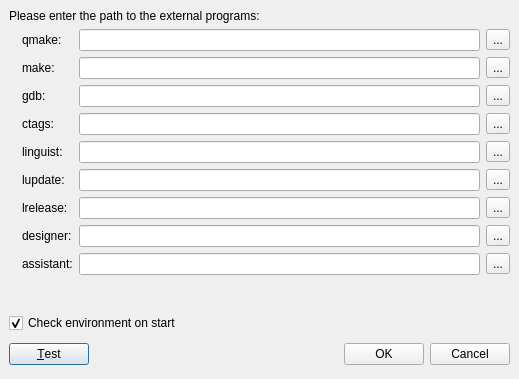
First picture: the form in ui/toolsControl.ui, repository google-code-export/qdevelop, before the edit.
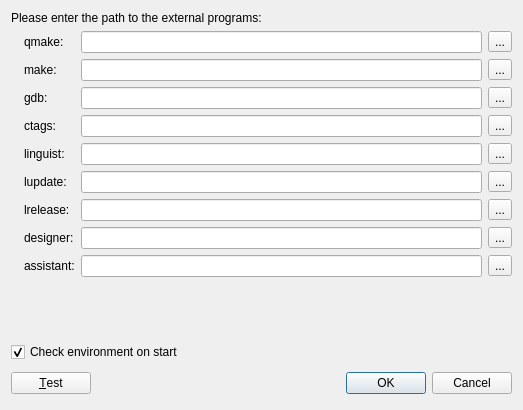
Second picture: the form after the edit. Icons and pictures are not drawn.

Commit message: Fix for issue 89: "tab order toolsControl.ui". The order proposed in that patch is much more inteligent then ours, so why not taking it. I also ported the dialog to use QDialogButtonBox.

```diff
--- a/ui/toolsControl.ui
+++ b/ui/toolsControl.ui
@@ -6,102 +6,38 @@
     <x>0</x>
     <y>0</y>
     <width>519</width>
-    <height>379</height>
+    <height>410</height>
    </rect>
   </property>
   <property name="windowTitle" >
    <string>External Tools</string>
   </property>
-  <layout class="QGridLayout" >
-   <property name="margin" >
-    <number>9</number>
-   </property>
-   <property name="spacing" >
-    <number>6</number>
-   </property>
-   <item row="2" column="0" >
-    <spacer>
-     <property name="orientation" >
-      <enum>Qt::Vertical</enum>
-     </property>
-     <property name="sizeHint" >
-      <size>
-       <width>501</width>
-       <height>20</height>
-      </size>
-     </property>
-    </spacer>
-   </item>
-   <item row="3" column="0" >
-    <widget class="QCheckBox" name="checkEnvironmentOnStartup" >
-     <property name="autoFillBackground" >
-      <bool>false</bool>
-     </property>
-     <property name="text" >
-      <string>Check environment on start</string>
-     </property>
-     <property name="checked" >
-      <bool>true</bool>
-     </property>
-    </widget>
-   </item>
-   <item row="4" column="0" >
-    <layout class="QHBoxLayout" >
-     <property name="margin" >
-      <number>0</number>
-     </property>
-     <property name="spacing" >
-      <number>6</number>
-     </property>
-     <item>
-      <widget class="QPushButton" name="test" >
-       <property name="text" >
-        <string>&amp;Test</string>
-       </property>
-      </widget>
-     </item>
-     <item>
-      <spacer>
-       <property name="orientation" >
-        <enum>Qt::Horizontal</enum>
-       </property>
-       <property name="sizeHint" >
-        <size>
-         <width>131</width>
-         <height>31</height>
-        </size>
-       </property>
-      </spacer>
-     </item>
-     <item>
-      <widget class="QPushButton" name="okButton" >
-       <property name="text" >
-        <string>OK</string>
-       </property>
-      </widget>
-     </item>
-     <item>
-      <widget class="QPushButton" name="cancelButton" >
-       <property name="text" >
-        <string>Cancel</string>
-       </property>
-      </widget>
-     </item>
-    </layout>
-   </item>
-   <item row="0" column="0" >
+  <layout class="QVBoxLayout" >
+   <item>
     <widget class="QLabel" name="label" >
      <property name="text" >
       <string>Please enter the path to the external programs:</string>
      </property>
     </widget>
    </item>
-   <item row="1" column="0" >
+   <item>
     <layout class="QGridLayout" >
      <property name="margin" >
       <number>0</number>
      </property>
-     <property name="spacing" >
+     <property name="topMargin" >
+      <number>0</number>
+     </property>
+     <property name="rightMargin" >
+      <number>0</number>
+     </property>
+     <property name="bottomMargin" >
+      <number>0</number>
+     </property>
+     <property name="horizontalSpacing" >
+      <number>6</number>
+     </property>
+     <property name="verticalSpacing" >
       <number>6</number>
      </property>
      <item row="6" column="0" >
@@ -412,6 +348,78 @@
      </item>
     </layout>
    </item>
+   <item>
+    <spacer>
+     <property name="orientation" >
+      <enum>Qt::Vertical</enum>
+     </property>
+     <property name="sizeHint" >
+      <size>
+       <width>501</width>
+       <height>16</height>
+      </size>
+     </property>
+    </spacer>
+   </item>
+   <item>
+    <widget class="QCheckBox" name="checkEnvironmentOnStartup" >
+     <property name="autoFillBackground" >
+      <bool>false</bool>
+     </property>
+     <property name="text" >
+      <string>Check environment on start</string>
+     </property>
+     <property name="checked" >
+      <bool>true</bool>
+     </property>
+    </widget>
+   </item>
+   <item>
+    <layout class="QHBoxLayout" >
+     <property name="spacing" >
+      <number>6</number>
+     </property>
+     <property name="leftMargin" >
+      <number>0</number>
+     </property>
+     <property name="topMargin" >
+      <number>0</number>
+     </property>
+     <property name="rightMargin" >
+      <number>0</number>
+     </property>
+     <property name="bottomMargin" >
+      <number>0</number>
+     </property>
+     <item>
+      <widget class="QPushButton" name="test" >
+       <property name="text" >
+        <string>&amp;Test</string>
+       </property>
+      </widget>
+     </item>
+     <item>
+      <spacer>
+       <property name="orientation" >
+        <enum>Qt::Horizontal</enum>
+       </property>
+       <property name="sizeHint" >
+        <size>
+         <width>131</width>
+         <height>31</height>
+        </size>
+       </property>
+      </spacer>
+     </item>
+     <item>
+      <widget class="QDialogButtonBox" name="buttonBox" >
+       <property name="standardButtons" >
+        <set>QDialogButtonBox::Cancel|QDialogButtonBox::NoButton|QDialogButtonBox::Ok</set>
+       </property>
+      </widget>
+     </item>
+    </layout>
+   </item>
   </layout>
  </widget>
  <resources>
```
Left out of the diff: 43 changed lines with no effect on the pictures. The commit also changes 2 other files.
